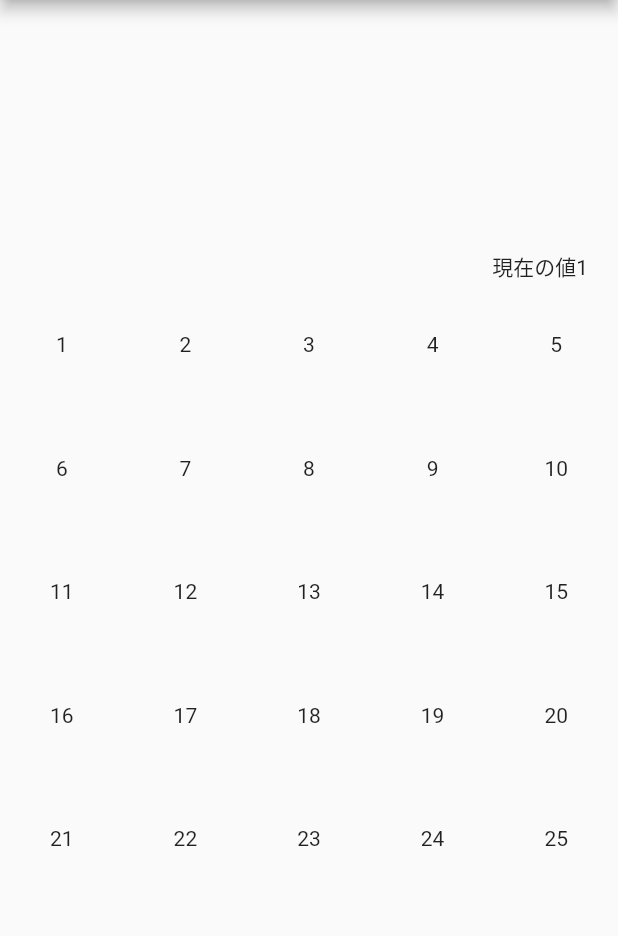
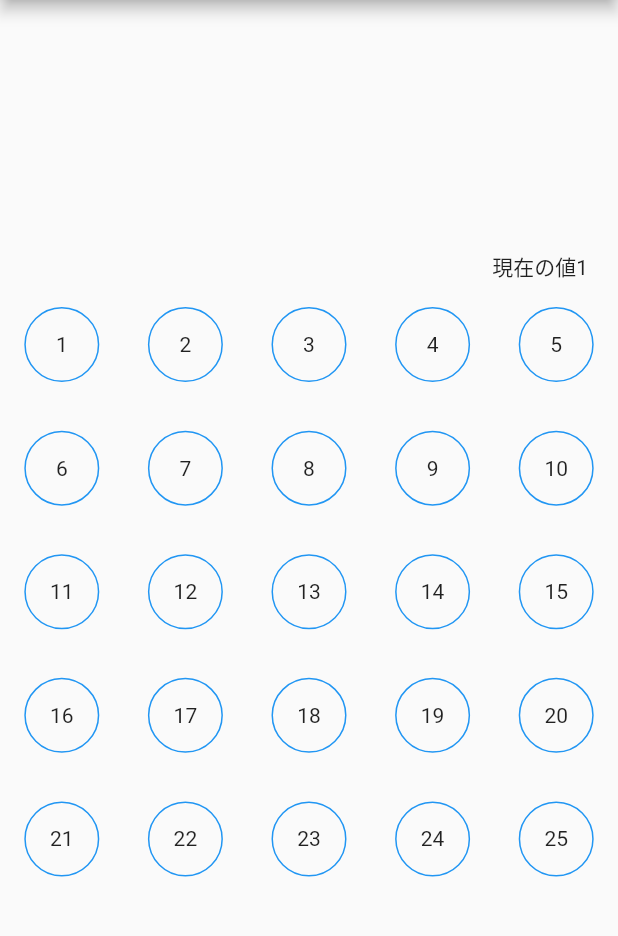
Before and after one commit to tamappe/iosdc_talk_app, a Flutter app: the screen it shows after launch, on a phone screen of 412 x 824 dp, the part 84-1020 px from its top. Run offline on Flutter 3.47's test engine with Material 2 defaults, Android fonts, the light colour scheme and no system bars.

Commit message:
とりあえず完成形

```diff
--- a/lib/main.dart
+++ b/lib/main.dart
@@ -39,10 +39,20 @@ class _MyHomePageState extends State<MyHomePage> {
 
   @override
   Widget build(BuildContext context) {
-    var list = <Widget>[];
+    var buttons = <Widget>[];
     for (var i = 1; i <= 25; i++) {
-      var widget = Center(child: Text('$i'));
-      list.add(widget);
+      var widget = Center(
+        child: Container(
+          width: 50,
+          height: 50,
+          decoration: BoxDecoration(
+            border: Border.all(color: Colors.blue),
+            borderRadius: BorderRadius.circular(25),
+          ),
+          child: Container(child: Center(child: Text("$i"))),
+        ),
+      );
+      buttons.add(widget);
     }
     return Scaffold(
       appBar: AppBar(
@@ -64,11 +74,13 @@ class _MyHomePageState extends State<MyHomePage> {
                 )
               ],
             ),
+
             GridView.count(
               shrinkWrap: true,
               crossAxisCount: 5,
-              children: list,
+              children: buttons,
             )
+
           ],
         ),
       ),
```
